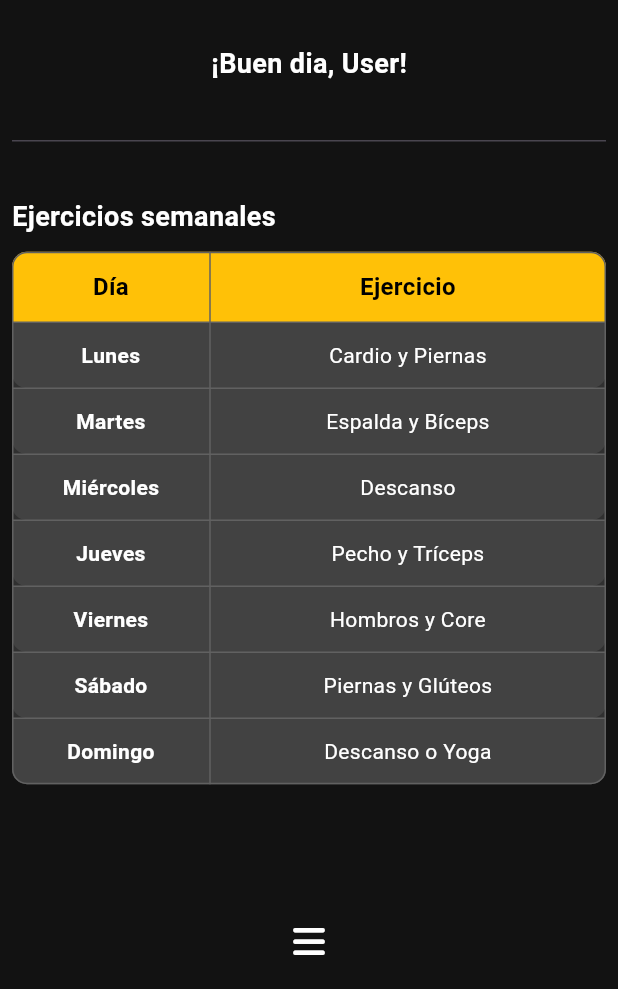
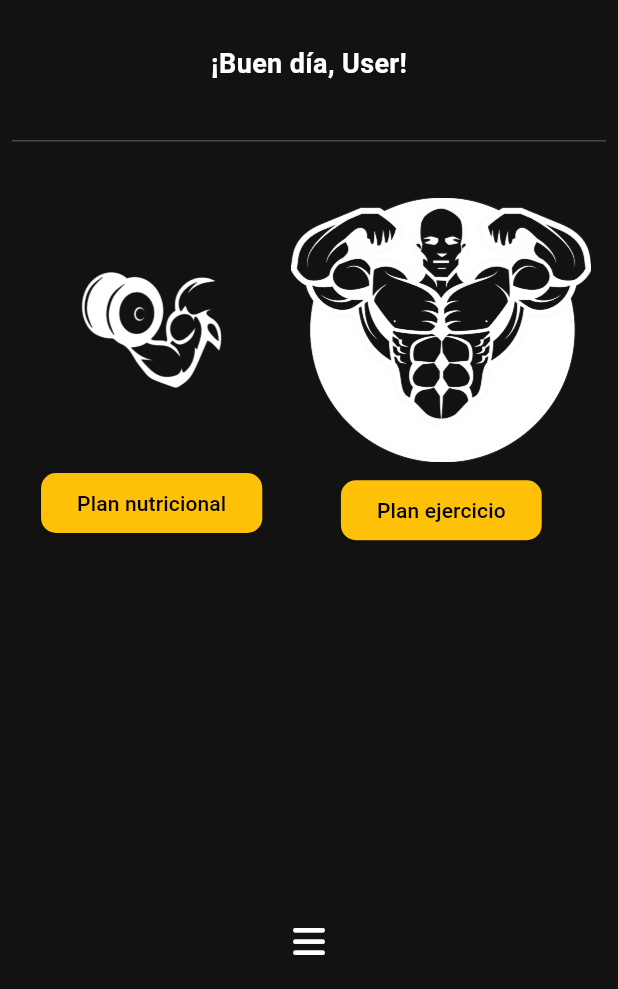
Before and after one commit to SoyBastidasGit/Vitae-Fitness-App, a Flutter app: the HomePage screen opened directly, on a phone screen of 412 x 824 dp, the part 247-1236 px from its top. Run offline on Flutter 3.47's test engine with Material 3 defaults, Android fonts, the light colour scheme and no system bars; our stand-ins replace font_awesome_flutter, youtube_player_flutter.

Commit message:
se actualizo pagina principal

```diff
--- a/lib/screens/home_page.dart
+++ b/lib/screens/home_page.dart
@@ -6,9 +6,17 @@ import 'package:vitae_fitness/screens/profile_page.dart';
 import 'package:vitae_fitness/screens/video_list_page.dart';
 import 'package:vitae_fitness/services/providers.dart';
 import 'package:vitae_fitness/themes.dart';
+import 'package:vitae_fitness/widgets/table.dart';
 
-class HomePage extends StatelessWidget {
+class HomePage extends StatefulWidget {
   const HomePage({super.key});
+
+  @override
+  HomePageState createState() => HomePageState();
+}
+
+class HomePageState extends State<HomePage> {
+  bool isExerciseSelected = true; // Controla cuál de las tablas mostrar
 
   @override
   Widget build(BuildContext context) {
@@ -45,6 +53,7 @@ class HomePage extends StatelessWidget {
         padding: const EdgeInsets.all(8.0),
         child: Center(
           child: Column(
+            crossAxisAlignment: CrossAxisAlignment.center,
             children: [
               Image.asset(
                 'assets/images/logo.png',
@@ -53,7 +62,7 @@ class HomePage extends StatelessWidget {
               ),
               const SizedBox(height: 30),
               Text(
-                '¡Buen dia, ${profileProvider.name}!',
+                '¡Buen día, ${profileProvider.name}!',
                 style: const TextStyle(
                   fontSize: 18,
                   fontWeight: FontWeight.bold,
@@ -63,48 +72,49 @@ class HomePage extends StatelessWidget {
               const SizedBox(height: 30),
               const Divider(),
               const SizedBox(height: 30),
-              const Row(
-                mainAxisAlignment: MainAxisAlignment.start,
+              Row(
+                mainAxisAlignment: MainAxisAlignment.spaceEvenly,
                 children: [
-                  Text(
-                    'Ejercicios semanales',
-                    style: TextStyle(
-                      fontSize: 18,
-                      fontWeight: FontWeight.bold,
-                      color: Colors.white,
+                  // Columna para el Plan Nutricional
+                  Column(
+                    mainAxisAlignment: MainAxisAlignment.center,
+                    children: [
+                      Image.asset(
+                        'assets/images/plan_nutricional.png',
+                        scale: 3,
+                        color: AppTheme.textColor,
                       ),
+                      const SizedBox(height: 8),
+                      ElevatedButton(
+                        onPressed: () {
+                          showPlanModal(context, false);
+                        },
+                        child: const Text('Plan nutricional'),
                       ),
                     ],
                   ),
-              const SizedBox(height: 10),
-              // Tabla de Planeación Semanal
-              Container(
-                decoration: BoxDecoration(
-                  color: Colors.grey[850],
-                  borderRadius: BorderRadius.circular(10),
+
+                  // Columna para el Plan Ejercicio
+                  Column(
+                    mainAxisAlignment: MainAxisAlignment.center,
+                    children: [
+                      Image.asset(
+                        'assets/images/plan_ejercicio.png',
+                        scale: 3,
+                        color: AppTheme.textColor,
                       ),
-                child: Table(
-                  border: TableBorder.all(
-                    color: Colors.grey[700]!,
-                    width: 1,
-                    borderRadius: BorderRadius.circular(10),
+                      const SizedBox(height: 8),
+                      ElevatedButton(
+                        onPressed: () {
+                          showPlanModal(context, true);
+                        },
+                        child: const Text('Plan ejercicio'),
                       ),
-                  columnWidths: const {
-                    0: FlexColumnWidth(1),
-                    1: FlexColumnWidth(2),
-                  },
-                  children: [
-                    buildHeaderRow(),
-                    buildStyledRow('Lunes', 'Cardio y Piernas'),
-                    buildStyledRow('Martes', 'Espalda y Bíceps'),
-                    buildStyledRow('Miércoles', 'Descanso'),
-                    buildStyledRow('Jueves', 'Pecho y Tríceps'),
-                    buildStyledRow('Viernes', 'Hombros y Core'),
-                    buildStyledRow('Sábado', 'Piernas y Glúteos'),
-                    buildStyledRow('Domingo', 'Descanso o Yoga'),
                     ],
                   ),
+                ],
               ),
+              const SizedBox(height: 30),
               const Spacer(),
               IconButton(
                 icon: const FaIcon(
@@ -123,8 +133,7 @@ class HomePage extends StatelessWidget {
                           children: [
                             Expanded(
                               child: SizedBox(
-                                height:
-                                    50, // Altura consistente para ambos botones
+                                height: 50,
                                 child: ElevatedButton(
                                   onPressed: () {
                                     Navigator.push(
@@ -140,12 +149,10 @@ class HomePage extends StatelessWidget {
                                 ),
                               ),
                             ),
-                            const SizedBox(
-                                width: 16), // Espaciado entre los botones
+                            const SizedBox(width: 16),
                             Expanded(
                               child: SizedBox(
-                                height:
-                                    50, // Altura consistente para ambos botones
+                                height: 50,
                                 child: ElevatedButton(
                                   onPressed: () {
                                     Navigator.push(
@@ -175,68 +182,78 @@ class HomePage extends StatelessWidget {
     );
   }
 
-  TableRow buildHeaderRow() {
-    return const TableRow(
+  // Función que muestra el modal con la tabla de ejercicios o nutrición
+  void showPlanModal(BuildContext context, bool isExerciseSelected) {
+    showDialog(
+      context: context,
+      builder: (BuildContext context) {
+        return AlertDialog(
+          backgroundColor: Colors.black87,
+          contentPadding: const EdgeInsets.all(16.0),
+          title: Text(
+            isExerciseSelected ? 'Ejercicios semanales' : 'Plan nutricional',
+            style: const TextStyle(color: Colors.white),
+          ),
+          content: SingleChildScrollView(
+            // Hace que el contenido sea desplazable si es necesario
+            child: Container(
               decoration: BoxDecoration(
-          color: AppTheme.primaryColor,
-          borderRadius:
-              BorderRadiusDirectional.vertical(top: Radius.circular(10))),
+                color: Colors.grey[850],
+                borderRadius: BorderRadius.circular(10),
+              ),
+              child: Table(
+                border: TableBorder.all(
+                  color: Colors.grey[700]!,
+                  width: 1,
+                  borderRadius: BorderRadius.circular(10),
+                ),
+                columnWidths: const {
+                  0: FlexColumnWidth(1),
+                  1: FlexColumnWidth(2),
+                },
                 children: [
-        Padding(
-          padding: EdgeInsets.all(12.0),
-          child: Text(
-            'Día',
-            style: TextStyle(
-              color: AppTheme.textColorButtonPrimary,
-              fontWeight: FontWeight.bold,
-              fontSize: 16,
-            ),
-            textAlign: TextAlign.center,
+                  buildHeaderRow(),
+                  if (isExerciseSelected) ...[
+                    buildStyledRow('Lunes', 'Cardio y Piernas'),
+                    buildStyledRow('Martes', 'Espalda y Bíceps'),
+                    buildStyledRow('Miércoles', 'Descanso'),
+                    buildStyledRow('Jueves', 'Pecho y Tríceps'),
+                    buildStyledRow('Viernes', 'Hombros y Core'),
+                    buildStyledRow('Sábado', 'Piernas y Glúteos'),
+                    buildStyledRow('Domingo', 'Descanso o Yoga'),
+                  ] else ...[
+                    buildStyledRow('Lunes',
+                        'Desayuno: Avena y fruta\nAlmuerzo: Pollo con arroz y ensalada'),
+                    buildStyledRow('Martes',
+                        'Desayuno: Yogur y granola\nAlmuerzo: Pescado con vegetales'),
+                    buildStyledRow('Miércoles',
+                        'Desayuno: Huevos revueltos con pan integral\nAlmuerzo: Tofu con quinoa'),
+                    buildStyledRow('Jueves',
+                        'Desayuno: Smoothie verde\nAlmuerzo: Carne magra con brócoli'),
+                    buildStyledRow('Viernes',
+                        'Desayuno: Tostadas con aguacate\nAlmuerzo: Pollo con pasta integral'),
+                    buildStyledRow('Sábado',
+                        'Desayuno: Panqueques de avena\nAlmuerzo: Ensalada de atún con espinacas'),
+                    buildStyledRow('Domingo',
+                        'Desayuno: Batido proteico\nAlmuerzo: Sopa de verduras'),
+                  ],
+                ],
               ),
             ),
-        Padding(
-          padding: EdgeInsets.all(12.0),
-          child: Text(
-            'Ejercicio',
-            style: TextStyle(
-              color: AppTheme.textColorButtonPrimary,
-              fontWeight: FontWeight.bold,
-              fontSize: 16,
           ),
-            textAlign: TextAlign.center,
+          actions: <Widget>[
+            TextButton(
+              onPressed: () {
+                Navigator.of(context).pop(); // Cierra el modal
+              },
+              child: const Text(
+                'Cerrar',
+                style: TextStyle(color: Colors.white),
               ),
             ),
           ],
         );
-  }
-
-  TableRow buildStyledRow(String day, String workout) {
-    return TableRow(
-      decoration: BoxDecoration(
-          color: Colors.grey[800],
-          borderRadius:
-              const BorderRadius.vertical(bottom: Radius.circular(10))),
-      children: [
-        Padding(
-          padding: const EdgeInsets.all(12.0),
-          child: Text(
-            day,
-            style: const TextStyle(
-              color: Colors.white,
-              fontWeight: FontWeight.bold,
-            ),
-            textAlign: TextAlign.center,
-          ),
-        ),
-        Padding(
-          padding: const EdgeInsets.all(12.0),
-          child: Text(
-            workout,
-            style: const TextStyle(color: Colors.white),
-            textAlign: TextAlign.center,
-          ),
-        ),
-      ],
+      },
     );
   }
 }
--- a/pubspec.yaml
+++ b/pubspec.yaml
@@ -26,3 +26,5 @@ flutter:
     - assets/images/logo.png
     - assets/images/dieta.jpg
     - assets/images/profile.png
+    - assets/images/plan_nutricional.png
+    - assets/images/plan_ejercicio.png
```
Also changed, not shown: lib/widgets/table.dart (added, +66 -0 lines), assets/images/muscle.png (renamed from assets/images/depositphotos_118961556-stock-illustration-muscular-arm-icon-removebg-preview.png), assets/images/plan_ejercicio.png (renamed from assets/images/pngegg.png), assets/images/plan_nutricional.png (renamed from assets/images/429d631659a11a9eb666b103d811470a-removebg-preview.png). Lines whose indentation alone changed are shown as unchanged.
